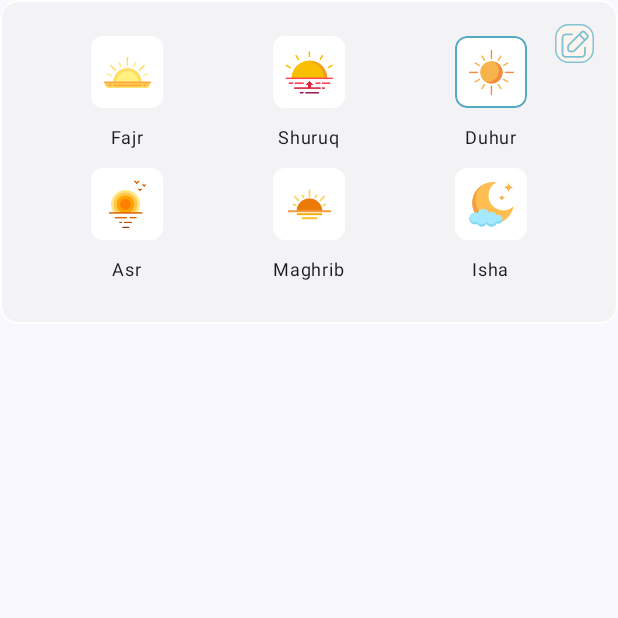
After one commit to hamzasdsol/athkars, an Android app built with Jetpack Compose: the composable AllPrayers called with sample values from the repository, on a phone screen of 412 x 824 dp, the top half of it. The commit adds this screen. Run offline under Robolectric (Android 15) with nearby library versions, the phone set to English and light mode, and no system bars.

Commit message:
Home screen ui completed, popup remaining

```diff
--- a/app/src/main/java/com/app/athkar/home/presentation/HomeState.kt
+++ b/app/src/main/java/com/app/athkar/home/presentation/HomeState.kt
@@ -1,6 +1,24 @@
 package com.app.athkar.home.presentation
+
+import com.app.athkar.R
 
 data class HomeState(
     val isFirstTime: Boolean = false,
     val location: String =  ""
 )
+
+data class PrayerItem(
+    val name: String,
+    val iconRes: Int,
+    val isSelected: Boolean = false
+)
+
+
+val list = listOf(
+    PrayerItem(name = "Fajr", iconRes = R.drawable.ic_fajr, isSelected = false),
+    PrayerItem(name = "Shuruq", iconRes = R.drawable.ic_shuruq, isSelected = false),
+    PrayerItem(name = "Duhur", iconRes = R.drawable.ic_duhur, isSelected = true),
+    PrayerItem(name = "Asr", iconRes = R.drawable.ic_asr, isSelected = false),
+    PrayerItem(name = "Maghrib", iconRes = R.drawable.ic_maghrib, isSelected = false),
+    PrayerItem(name = "Isha", iconRes = R.drawable.ic_isha, isSelected = false),
+)
--- /dev/null
+++ b/app/src/main/java/com/app/athkar/home/presentation/composables/AllPrayers.kt
@@ -0,0 +1,78 @@
+package com.app.athkar.home.presentation.composables
+
+import androidx.compose.foundation.BorderStroke
+import androidx.compose.foundation.Image
+import androidx.compose.foundation.background
+import androidx.compose.foundation.layout.Arrangement
+import androidx.compose.foundation.layout.Box
+import androidx.compose.foundation.layout.Column
+import androidx.compose.foundation.layout.fillMaxWidth
+import androidx.compose.foundation.layout.padding
+import androidx.compose.foundation.lazy.grid.GridCells
+import androidx.compose.foundation.lazy.grid.LazyVerticalGrid
+import androidx.compose.foundation.lazy.grid.items
+import androidx.compose.material3.Card
+import androidx.compose.material3.CardDefaults
+import androidx.compose.material3.Icon
+import androidx.compose.runtime.Composable
+import androidx.compose.ui.Alignment
+import androidx.compose.ui.Modifier
+import androidx.compose.ui.graphics.Color
+import androidx.compose.ui.res.painterResource
+import androidx.compose.ui.tooling.preview.Preview
+import androidx.compose.ui.unit.dp
+import com.app.athkar.R
+import com.app.athkar.home.presentation.PrayerItem
+import com.app.athkar.ui.theme.AthkarTheme
+import com.app.athkar.ui.theme.CardBackground
+
+@Composable
+fun AllPrayers(
+    list: List<PrayerItem>
+) {
+    Card(
+        modifier = Modifier
+            .fillMaxWidth(),
+        shape = CardDefaults.outlinedShape,
+        border = BorderStroke(1.dp, color = Color.White)
+    ) {
+        Box(
+            modifier = Modifier
+                .fillMaxWidth()
+                .background(Color.White.copy(alpha = 0.6f))
+                .padding(16.dp)
+        ) {
+            LazyVerticalGrid(
+                modifier = Modifier.padding(8.dp),
+                columns = GridCells.Fixed(3),
+                verticalArrangement = Arrangement.spacedBy(8.dp)
+            ) {
+                items(list) {
+                    PrayerItem(it)
+                }
+            }
+
+            Image(
+                modifier = Modifier.align(Alignment.TopEnd),
+                painter = painterResource(id = R.drawable.ic_edit), contentDescription = "Edit"
+            )
+        }
+    }
+}
+
+@Preview
+@Composable
+private fun AllPrayersPreview() {
+    val list = listOf(
+        PrayerItem(name = "Fajr", iconRes = R.drawable.ic_fajr),
+        PrayerItem(name = "Shuruq", iconRes = R.drawable.ic_shuruq),
+        PrayerItem(name = "Duhur", iconRes = R.drawable.ic_duhur),
+        PrayerItem(name = "Asr", iconRes = R.drawable.ic_asr),
+        PrayerItem(name = "Maghrib", iconRes = R.drawable.ic_maghrib),
+        PrayerItem(name = "Isha", iconRes = R.drawable.ic_isha)
+    )
+
+    AthkarTheme {
+        AllPrayers(list = list)
+    }
+}
--- /dev/null
+++ b/app/src/main/java/com/app/athkar/home/presentation/composables/PrayerItem.kt
@@ -0,0 +1,71 @@
+package com.app.athkar.home.presentation.composables
+
+import androidx.compose.foundation.Image
+import androidx.compose.foundation.background
+import androidx.compose.foundation.border
+import androidx.compose.foundation.layout.Box
+import androidx.compose.foundation.layout.Column
+import androidx.compose.foundation.layout.Spacer
+import androidx.compose.foundation.layout.height
+import androidx.compose.foundation.layout.padding
+import androidx.compose.foundation.layout.size
+import androidx.compose.foundation.shape.RoundedCornerShape
+import androidx.compose.material3.Text
+import androidx.compose.runtime.Composable
+import androidx.compose.ui.Alignment
+import androidx.compose.ui.Modifier
+import androidx.compose.ui.draw.clip
+import androidx.compose.ui.graphics.Color
+import androidx.compose.ui.res.painterResource
+import androidx.compose.ui.text.font.FontWeight
+import androidx.compose.ui.tooling.preview.Preview
+import androidx.compose.ui.unit.dp
+import androidx.compose.ui.unit.sp
+import com.app.athkar.R
+import com.app.athkar.home.presentation.PrayerItem
+import com.app.athkar.ui.theme.AthkarTheme
+import com.app.athkar.ui.theme.PrayerIconBorder
+
+@Composable
+fun PrayerItem(
+    item: PrayerItem
+) {
+    Column(
+        horizontalAlignment = Alignment.CenterHorizontally
+    ) {
+
+        val borderColor = if (item.isSelected) PrayerIconBorder else Color.Transparent
+
+        Box(
+            modifier = Modifier
+                .size(48.dp)
+                .clip(RoundedCornerShape(8.dp))
+                .border(1.dp, color = borderColor, shape = RoundedCornerShape(8.dp))
+                .background(Color.White)
+                .padding(8.dp)
+        ) {
+            Image(
+                painter = painterResource(id = item.iconRes),
+                contentDescription = "prayer icon"
+            )
+        }
+        Spacer(modifier = Modifier.height(8.dp))
+        Text(
+            text = item.name,
+            fontWeight = FontWeight.W400,
+            fontSize = 12.sp
+        )
+    }
+}
+
+@Preview
+@Composable
+private fun PrayerItemPreview() {
+    val item = PrayerItem(name = "Fajr", R.drawable.ic_fajr, isSelected = false)
+    AthkarTheme {
+        Column {
+            PrayerItem(item)
+            PrayerItem(item.copy(isSelected = true))
+        }
+    }
+}
--- a/app/src/main/java/com/app/athkar/ui/theme/Color.kt
+++ b/app/src/main/java/com/app/athkar/ui/theme/Color.kt
@@ -9,3 +9,6 @@ val Pink80 = Color(0xFFEFB8C8)
 val Purple40 = Color(0xFF6650a4)
 val PurpleGrey40 = Color(0xFF625b71)
 val Pink40 = Color(0xFF7D5260)
+
+val CardBackground = Color(0xFFCB6565)
+val PrayerIconBorder = Color(0xFF55ABC1)
--- /dev/null
+++ b/app/src/main/res/drawable/ic_edit.xml
@@ -0,0 +1,29 @@
+<vector xmlns:android="http://schemas.android.com/apk/res/android"
+    android:width="26dp"
+    android:height="26dp"
+    android:viewportWidth="26"
+    android:viewportHeight="26">
+  <path
+      android:pathData="M9,1L17,1A8,8 0,0 1,25 9L25,17A8,8 0,0 1,17 25L9,25A8,8 0,0 1,1 17L1,9A8,8 0,0 1,9 1z"
+      android:fillColor="#FFF4EE"/>
+  <path
+      android:strokeWidth="1"
+      android:pathData="M9,0.5L17,0.5A8.5,8.5 0,0 1,25.5 9L25.5,17A8.5,8.5 0,0 1,17 25.5L9,25.5A8.5,8.5 0,0 1,0.5 17L0.5,9A8.5,8.5 0,0 1,9 0.5z"
+      android:strokeAlpha="0.63"
+      android:fillColor="#00000000"
+      android:strokeColor="#42A8C3"/>
+  <path
+      android:pathData="M19.978,15.717V19.787C19.977,20.362 19.748,20.915 19.341,21.322C18.934,21.729 18.382,21.958 17.806,21.958H7.172C6.885,21.958 6.602,21.901 6.338,21.792C6.074,21.681 5.834,21.52 5.632,21.317C5.43,21.114 5.27,20.874 5.162,20.609C5.053,20.344 4.998,20.06 5,19.774V9.151C4.998,8.866 5.053,8.582 5.162,8.318C5.271,8.054 5.43,7.814 5.633,7.611C5.835,7.409 6.075,7.249 6.339,7.141C6.603,7.032 6.887,6.977 7.173,6.979H11.242"
+      android:strokeLineJoin="round"
+      android:strokeWidth="1.2"
+      android:fillColor="#00000000"
+      android:strokeColor="#7BC1D3"
+      android:strokeLineCap="round"/>
+  <path
+      android:pathData="M19.978,10.724L16.233,6.979M8.744,16.965V14.981C8.746,14.653 8.876,14.339 9.106,14.107L17.844,5.369C17.959,5.252 18.098,5.159 18.25,5.096C18.402,5.033 18.565,5 18.73,5C18.895,5 19.058,5.033 19.21,5.096C19.362,5.159 19.5,5.252 19.616,5.369L21.588,7.341C21.705,7.457 21.798,7.595 21.862,7.747C21.925,7.899 21.958,8.063 21.958,8.227C21.958,8.392 21.925,8.556 21.862,8.708C21.798,8.86 21.705,8.998 21.588,9.114L12.85,17.851C12.618,18.082 12.304,18.212 11.977,18.214H9.992C9.661,18.214 9.344,18.082 9.109,17.848C8.875,17.614 8.744,17.296 8.744,16.965Z"
+      android:strokeLineJoin="round"
+      android:strokeWidth="1.2"
+      android:fillColor="#00000000"
+      android:strokeColor="#7BC1D3"
+      android:strokeLineCap="round"/>
+</vector>
```
Also changed, not shown: app/src/main/java/com/app/athkar/home/presentation/HomeScreen.kt (+85 -0 lines), app/src/main/java/com/app/athkar/home/presentation/composables/CurrentPrayerDetails.kt (added, +105 -0 lines), app/src/main/res/drawable/clouds.png (added), app/src/main/res/drawable/home_background.jpg (added), app/src/main/res/drawable/ic_asr.png (added), app/src/main/res/drawable/ic_duhur.png (added), app/src/main/res/drawable/ic_fajr.png (added), app/src/main/res/drawable/ic_isha.png (added), app/src/main/res/drawable/ic_maghrib.png (added), app/src/main/res/drawable/ic_shuruq.png (added), app/src/main/res/drawable/masjid.png (added).
